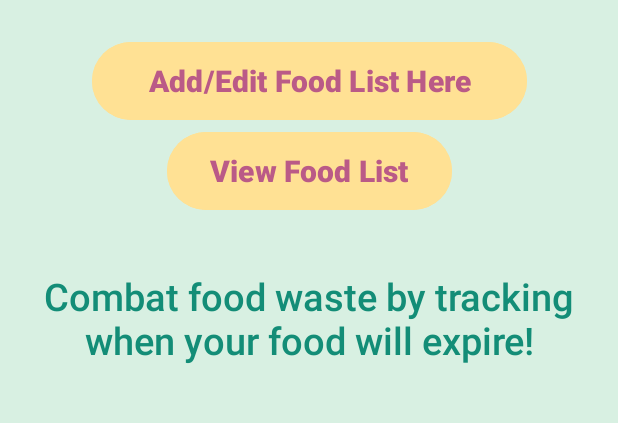
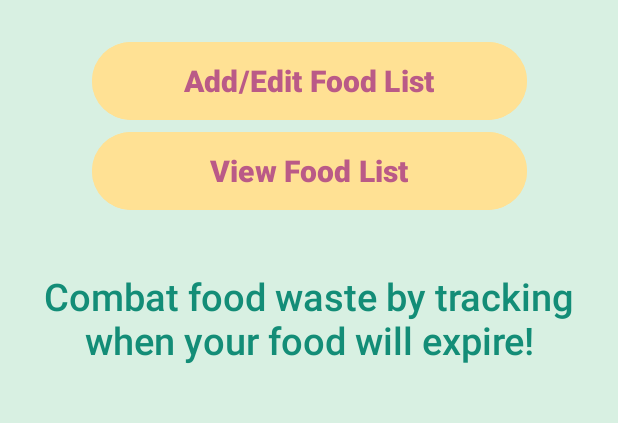
Before and after one commit to icsasso/FoodWasteManager, an Android app: the screen it shows after launch (MainActivity), on a phone screen of 412 x 824 dp, the part 499-922 px from its top. Run offline under Robolectric (Android 15) with nearby library versions, the phone set to English and light mode, and no system bars.

Commit message:
Add string formatting, image content descriptions, other accessibility modifications

```diff
--- a/app/src/main/java/com/example/foodwastemanager/ui/MainActivity.kt
+++ b/app/src/main/java/com/example/foodwastemanager/ui/MainActivity.kt
@@ -2,7 +2,6 @@ package com.example.foodwastemanager.ui
 
 import android.content.Intent
 import android.os.Bundle
-import android.util.Log
 import android.widget.Button
 import androidx.activity.enableEdgeToEdge
 import androidx.appcompat.app.AppCompatActivity
@@ -40,7 +39,7 @@ class MainActivity : AppCompatActivity() {
         }
 
         // View Food List button
-        val viewListButton = findViewById<Button>(R.id.button3)
+        val viewListButton = findViewById<Button>(R.id.viewFoodListButton)
         viewListButton.setOnClickListener {
             val intent = Intent(this, ViewListActivity::class.java)
             startActivity(intent)
--- a/app/src/main/res/layout/activity_main.xml
+++ b/app/src/main/res/layout/activity_main.xml
@@ -13,7 +13,7 @@
         android:layout_width="wrap_content"
         android:layout_height="wrap_content"
         android:layout_marginTop="30dp"
-        android:text="Food Waste Manager"
+        android:text="@string/app_name"
         android:textColor="#ab1d79"
 
         android:textSize="30sp"
@@ -26,14 +26,14 @@
         android:layout_width="0dp"
         android:layout_height="wrap_content"
         android:layout_marginTop="36dp"
-        android:text="Combat food waste by tracking when your food will expire!"
+        android:text="@string/main_subtitle"
         android:textColor="#138d77"
         android:textSize="25sp"
 
         android:fontFamily="sans-serif-medium"
         android:gravity="center"
         android:textAlignment="center"
-        app:layout_constraintTop_toBottomOf="@+id/button3"
+        app:layout_constraintTop_toBottomOf="@+id/viewFoodListButton"
         app:layout_constraintStart_toStartOf="parent"
         app:layout_constraintEnd_toEndOf="parent"/>
 
@@ -43,6 +43,7 @@
         android:layout_height="270dp"
         android:layout_marginStart="-20dp"
         android:layout_marginTop="-8dp"
+        android:contentDescription="@string/veggies_image"
         app:layout_constraintEnd_toEndOf="parent"
         app:layout_constraintStart_toStartOf="parent"
         app:layout_constraintTop_toTopOf="parent"
@@ -55,7 +56,7 @@
         android:layout_marginTop="24dp"
         android:backgroundTint="#ffe194"
         android:fontFamily="sans-serif-medium"
-        android:text="Add/Edit Food List Here"
+        android:text="@string/button_add_edit"
         android:textColor="#ba5a87"
         android:textSize="20sp"
         android:textStyle="bold"
@@ -64,15 +65,15 @@
         app:layout_constraintTop_toBottomOf="@+id/textView" />
 
     <Button
-        android:id="@+id/button3"
-        android:layout_width="190dp"
+        android:id="@+id/viewFoodListButton"
+        android:layout_width="290dp"
         android:layout_height="60dp"
-        android:text="View Food List"
         android:backgroundTint="#ffe194"
+        android:fontFamily="sans-serif-medium"
+        android:text="@string/button_view_list"
         android:textColor="#ba5a87"
         android:textSize="20sp"
         android:textStyle="bold"
-        android:fontFamily="sans-serif-medium"
         app:layout_constraintEnd_toEndOf="@+id/addFoodButton"
         app:layout_constraintStart_toStartOf="@+id/addFoodButton"
         app:layout_constraintTop_toBottomOf="@+id/addFoodButton" />
--- a/app/src/main/res/layout/food_item.xml
+++ b/app/src/main/res/layout/food_item.xml
@@ -1,7 +1,6 @@
 <?xml version="1.0" encoding="utf-8"?>
 <androidx.constraintlayout.widget.ConstraintLayout xmlns:android="http://schemas.android.com/apk/res/android"
     xmlns:app="http://schemas.android.com/apk/res-auto"
-    xmlns:tools="http://schemas.android.com/tools"
     android:layout_width="match_parent"
     android:layout_height="100dp"
     android:background="#FFF9F0"
@@ -12,7 +11,7 @@
         android:id="@+id/foodTitle"
         android:layout_width="wrap_content"
         android:layout_height="wrap_content"
-        android:text="food item"
+        android:text="@string/food_item_placeholder"
         android:textColor="#ab1d79"
         android:textSize="20sp"
         app:layout_constraintStart_toStartOf="parent"
@@ -22,7 +21,7 @@
         android:id="@+id/foodExpiration"
         android:layout_width="wrap_content"
         android:layout_height="wrap_content"
-        android:text="expiration date"
+        android:text="@string/expiration_label"
         android:textColor="#ab1d79"
         android:textSize="20sp"
         app:layout_constraintStart_toStartOf="@+id/foodTitle"
@@ -34,6 +33,7 @@
         android:layout_height="48dp"
         android:background="@android:color/transparent"
         android:scaleType="fitCenter"
+        android:contentDescription="@string/trashcan"
         app:layout_constraintBottom_toBottomOf="@+id/foodExpiration"
         app:layout_constraintEnd_toEndOf="parent"
         app:layout_constraintTop_toTopOf="@+id/foodTitle"
--- a/app/src/main/res/layout/food_item_selectable.xml
+++ b/app/src/main/res/layout/food_item_selectable.xml
@@ -1,7 +1,6 @@
 <?xml version="1.0" encoding="utf-8"?>
 <androidx.constraintlayout.widget.ConstraintLayout xmlns:android="http://schemas.android.com/apk/res/android"
     xmlns:app="http://schemas.android.com/apk/res-auto"
-    xmlns:tools="http://schemas.android.com/tools"
     android:layout_width="match_parent"
     android:layout_height="115dp"
     android:background="#FFF9F0"
@@ -12,7 +11,7 @@
         android:id="@+id/foodCheckBox"
         android:layout_width="wrap_content"
         android:layout_height="wrap_content"
-        android:text="food item"
+        android:text="@string/food_item_placeholder"
         android:textColor="#ab1d79"
         android:textSize="20sp"
         app:layout_constraintStart_toStartOf="parent"
@@ -24,7 +23,7 @@
         android:layout_height="wrap_content"
         android:layout_marginStart="32dp"
         android:layout_marginTop="-8dp"
-        android:text="expiration date"
+        android:text="@string/expiration_label"
         android:textColor="#ab1d79"
         android:textSize="20sp"
         app:layout_constraintStart_toStartOf="@+id/foodCheckBox"
@@ -34,6 +33,7 @@
         android:id="@+id/imageView"
         android:layout_width="60dp"
         android:layout_height="64dp"
+        android:contentDescription="@string/warning"
         app:layout_constraintBottom_toBottomOf="@+id/foodExpiration"
         app:layout_constraintEnd_toEndOf="parent"
         app:layout_constraintTop_toTopOf="@+id/foodCheckBox"
--- a/app/src/main/res/values/strings.xml
+++ b/app/src/main/res/values/strings.xml
@@ -1,3 +1,22 @@
+<?xml version="1.0" encoding="utf-8"?>
 <resources>
-    <string name="app_name">FoodWasteManager</string>
+    <!-- App Name -->
+    <string name="app_name">Food Waste Manager</string>
+
+    <!-- Main Screen -->
+    <string name="main_title">Food Waste Manager</string>
+    <string name="main_subtitle">Combat food waste by tracking when your food will expire!</string>
+    <string name="button_add_edit">Add/Edit Food List</string>
+    <string name="button_view_list">View Food List</string>
+    <string name="veggies_image">Vegetable</string>
+
+    <!-- Food List Screen -->
+    <string name="list_title">My Food List</string>
+    <string name="button_view_recipes">View Recipe Suggestions</string>
+    <string name="expiration_label">expiration date</string>
+
+    <!-- Food Item -->
+    <string name="food_item_placeholder">food item</string>
+    <string name="trashcan">Trash Can</string>
+    <string name="warning">Warning Sign</string>
 </resources>
```
